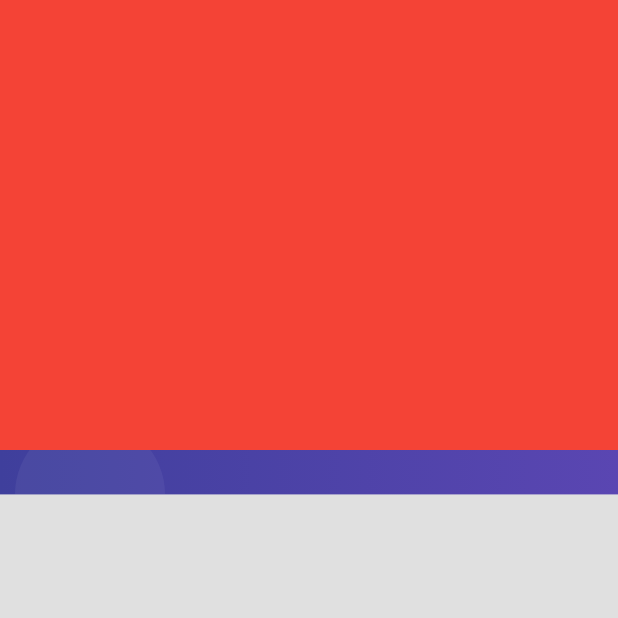
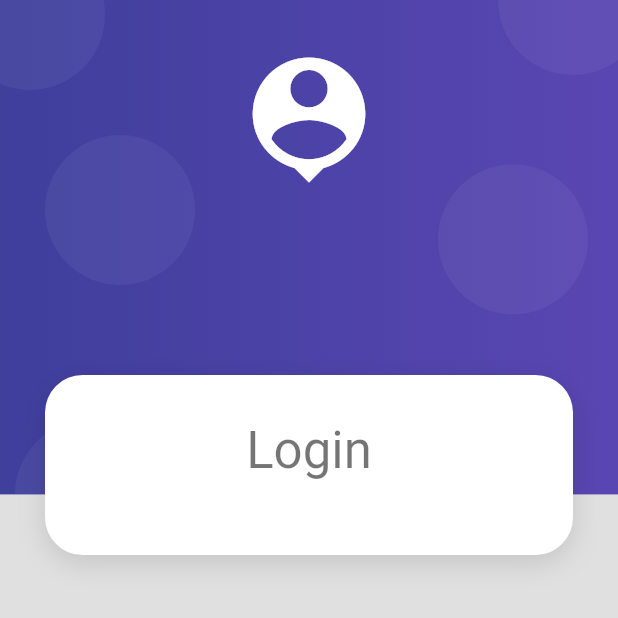
Before and after one commit to JuanIgnacioPiroso/productos_app, a Flutter app: the screen it shows after launch, on a phone screen of 412 x 824 dp, the top half of it. Run offline on Flutter 3.47's test engine with Material 2 defaults, Android fonts, the phone set to English and light mode, and no system bars.

Commit message:
card container

```diff
--- a/lib/screens/login_screen.dart
+++ b/lib/screens/login_screen.dart
@@ -9,10 +9,28 @@ class LoginScreen extends StatelessWidget {
   Widget build(BuildContext context) {
     return  Scaffold(
       body: AuthBackground(
-        child: Container(
-          width: double.infinity,
-          height: 300,
-          color: Colors.red,
+        child: SingleChildScrollView(
+
+          child: Column(
+            children:  [
+
+              const SizedBox(height: 250),
+              CardContainer(
+                child: Column(
+
+                  children: [
+
+                    const SizedBox(height: 10),
+                    Text('Login', style: Theme.of(context).textTheme.headline4),
+                    const SizedBox(height:  30),
+
+
+
+                  ],
+                ),
+              ),
+            ],
+          ),
         ),
       ),
     );
--- /dev/null
+++ b/lib/widgets/card_container.dart
@@ -0,0 +1,41 @@
+import 'package:flutter/material.dart';
+
+class CardContainer extends StatelessWidget {
+
+  final Widget child;
+
+
+  const CardContainer({Key? key, required this.child}) : super(key: key);
+
+
+  @override
+  Widget build(BuildContext context) {
+    return Padding(
+      padding: const EdgeInsets.symmetric(horizontal: 30),
+      child: Container(
+        width: double.infinity,
+        padding: const EdgeInsets.all(20),
+        decoration: _createCardShape(),
+        child: child,
+      ),
+    );
+  }
+
+  BoxDecoration _createCardShape() => BoxDecoration(
+
+    color: Colors.white,
+    borderRadius: BorderRadius.circular(25),
+    boxShadow: const [
+
+      BoxShadow(
+
+        color: Colors.black12,
+        blurRadius: 15,
+        offset: Offset(0,5)
+
+      )
+
+    ]
+
+  );
+}
--- a/lib/widgets/widgets.dart
+++ b/lib/widgets/widgets.dart
@@ -1 +1,2 @@
+export 'package:productos_app/widgets/card_container.dart';
 export 'package:productos_app/widgets/auth_background.dart';
```
